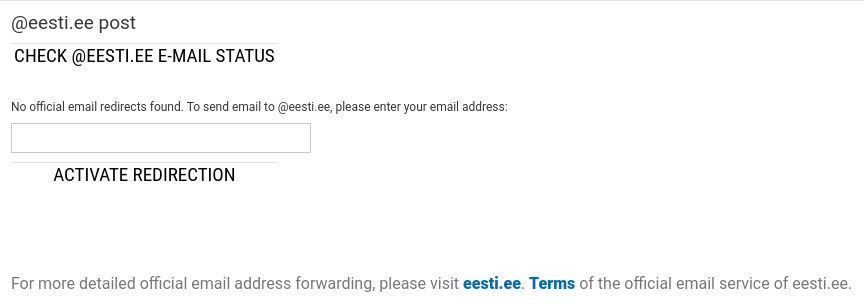
The window that client/widgets/OtherData.ui (open-eid/DigiDoc4-Client) describes before a commit, drawn with Qt 5.
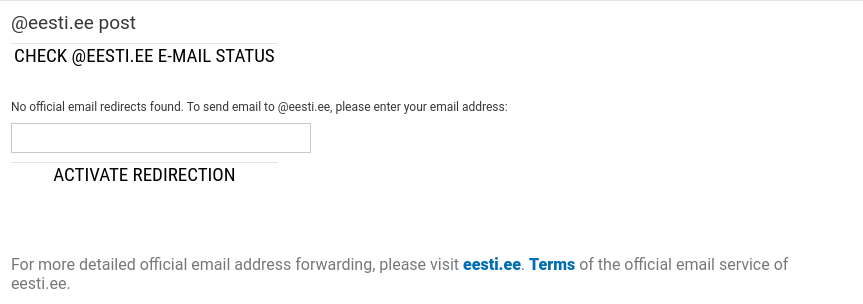
The same window after the commit.

Commit message:
Enable word wrap (#809)
IB-6562

What changed in the file:
```diff
--- a/client/widgets/OtherData.ui
+++ b/client/widgets/OtherData.ui
@@ -208,6 +208,9 @@
      <property name="text">
       <string>For more detailed official email address forwarding, please visit &lt;a href='http://www.eesti.ee/en/'&gt;&lt;span style='color: #006EB5; text-decoration: none; font-weight: 900;'&gt;eesti.ee&lt;/span&gt;&lt;/a&gt;. &lt;a href='https://www.eesti.ee/en/using-the-state-portal#terms-of-the-official-email-service-of-eestiee'&gt;&lt;span style='color: #006EB5; text-decoration: none; font-weight: 900;'&gt;Terms&lt;/span&gt;&lt;/a&gt; of the official email service of eesti.ee.</string>
      </property>
+     <property name="wordWrap">
+      <bool>true</bool>
+     </property>
      <property name="openExternalLinks">
       <bool>true</bool>
      </property>
```
